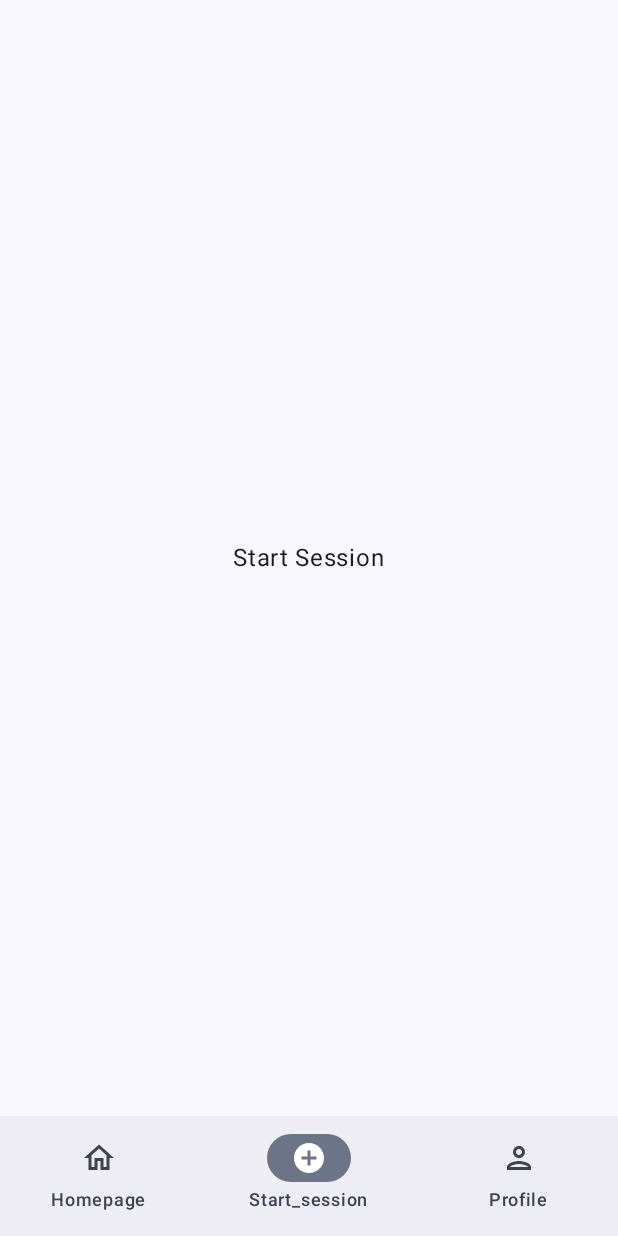
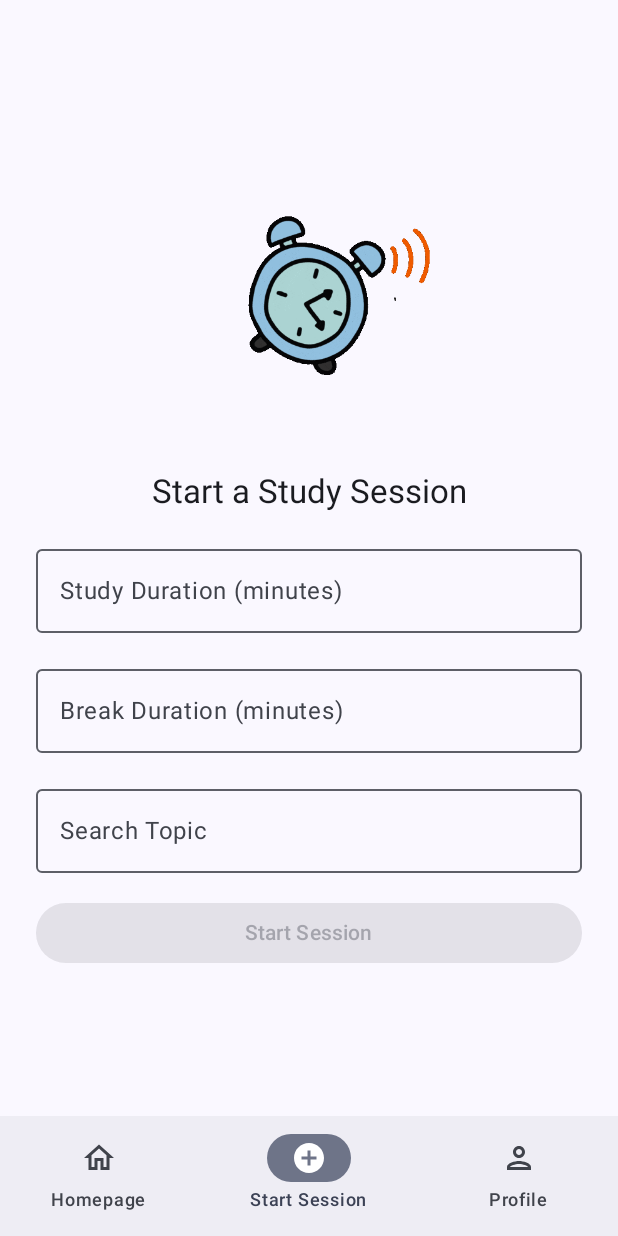
Before and after one commit to Nosver/FocusLit, an Android app built with Jetpack Compose: the StartSessionScreen screen opened through its navigation route, on a phone screen of 412 x 824 dp. Run offline under Robolectric (Android 15) with nearby library versions, the phone set to English and light mode, and no system bars; libraries missing offline, so code that uses them is left out: coil.decode; 1 statement that could not run was skipped.

Commit message:
session screen implemented

```diff
--- a/FocusLit-Android/app/build.gradle.kts
+++ b/FocusLit-Android/app/build.gradle.kts
@@ -58,4 +58,7 @@ dependencies {
     debugImplementation(libs.androidx.ui.tooling)
     debugImplementation(libs.androidx.ui.test.manifest)
     implementation(libs.androidx.navigation.compose)
+    implementation(libs.coil.compose)
+    implementation(libs.coil.gif)
+
 }
--- a/FocusLit-Android/app/src/main/java/com/focus/lit/ui/view/MainActivity.kt
+++ b/FocusLit-Android/app/src/main/java/com/focus/lit/ui/view/MainActivity.kt
@@ -23,7 +23,6 @@ import androidx.navigation.compose.rememberNavController
 import com.focus.lit.ui.navigation.NavigationBarSample
 import com.focus.lit.utils.FocusLitMobileTheme
 
-@OptIn(ExperimentalMaterial3Api::class)
 class MainActivity : ComponentActivity() {
     override fun onCreate(savedInstanceState: Bundle?) {
         super.onCreate(savedInstanceState)
@@ -55,7 +54,7 @@ class MainActivity : ComponentActivity() {
 
 sealed class Screen(val route: String) {
     object Homepage : Screen("homepage")
-    object StartSession : Screen("start_session")
+    object StartSession : Screen("start Session")
     object Profile : Screen("profile")
     object Login : Screen("login")
 }
--- a/FocusLit-Android/app/src/main/java/com/focus/lit/ui/view/SessionScreen.kt
+++ b/FocusLit-Android/app/src/main/java/com/focus/lit/ui/view/SessionScreen.kt
@@ -1,17 +1,146 @@
 package com.focus.lit.ui.view
 
+import androidx.compose.foundation.background
+import androidx.compose.foundation.border
+import androidx.compose.foundation.layout.Arrangement
 import androidx.compose.foundation.layout.Box
+import androidx.compose.foundation.layout.Column
 import androidx.compose.foundation.layout.fillMaxSize
+import androidx.compose.foundation.layout.fillMaxWidth
+import androidx.compose.foundation.layout.height
+import androidx.compose.foundation.layout.heightIn
+import androidx.compose.foundation.layout.padding
+import androidx.compose.foundation.lazy.LazyColumn
+import androidx.compose.foundation.lazy.items
+import androidx.compose.foundation.shape.RoundedCornerShape
+import androidx.compose.foundation.text.KeyboardOptions
+import androidx.compose.material3.Button
+import androidx.compose.material3.DropdownMenuItem
+import androidx.compose.material3.MaterialTheme
+import androidx.compose.material3.OutlinedTextField
 import androidx.compose.material3.Text
 import androidx.compose.runtime.Composable
+import androidx.compose.runtime.getValue
+import androidx.compose.runtime.mutableStateOf
+import androidx.compose.runtime.remember
+import androidx.compose.runtime.setValue
 import androidx.compose.ui.Alignment
 import androidx.compose.ui.Modifier
+import androidx.compose.ui.platform.LocalContext
+import androidx.compose.ui.text.input.KeyboardType
+import androidx.compose.ui.unit.dp
 import androidx.navigation.NavHostController
+import coil.ImageLoader
+import coil.compose.AsyncImage
+import coil.decode.GifDecoder
+import coil.request.ImageRequest
+import com.focus.lit.R
+import com.focus.lit.ui.components.GenericButton
 
 
 @Composable
 fun StartSessionScreen(navController: NavHostController) {
-    Box(modifier = Modifier.fillMaxSize(), contentAlignment = Alignment.Center) {
-        Text("Start Session")
+    val context = LocalContext.current
+    val imageLoader = ImageLoader.Builder(context)
+        .components {
+            add(GifDecoder.Factory())
+        }
+        .build()
+
+    var studyMinutes by remember { mutableStateOf("") }
+    var breakMinutes by remember { mutableStateOf("") }
+    var selectedTopic by remember { mutableStateOf("") }
+    var searchQuery by remember { mutableStateOf("") }
+    val allTopics = listOf("Mathematics", "Physics", "History", "Biology", "Computer Science", "English", "Chemistry", "Economics")
+    val filteredTopics = allTopics.filter {
+        it.contains(searchQuery, ignoreCase = true)
+    }
+
+    Column(
+        modifier = Modifier
+            .fillMaxSize()
+            .padding(24.dp),
+        verticalArrangement = Arrangement.spacedBy(16.dp, Alignment.CenterVertically),
+        horizontalAlignment = Alignment.CenterHorizontally
+    ) {
+        AsyncImage(
+            model = ImageRequest.Builder(context)
+                .data(R.drawable.giphy) // Use your GIF filename here without extension
+                .build(),
+            contentDescription = "Study Animation",
+            imageLoader = imageLoader,
+            modifier = Modifier
+                .fillMaxWidth()
+                .height(200.dp)
+        )
+
+        Text("Start a Study Session", style = MaterialTheme.typography.titleLarge)
+
+        OutlinedTextField(
+            value = studyMinutes,
+            onValueChange = { if (it.all(Char::isDigit)) studyMinutes = it },
+            label = { Text("Study Duration (minutes)") },
+            keyboardOptions = KeyboardOptions.Default.copy(keyboardType = KeyboardType.Number),
+            singleLine = true,
+            modifier = Modifier.fillMaxWidth()
+        )
+
+        OutlinedTextField(
+            value = breakMinutes,
+            onValueChange = { if (it.all(Char::isDigit)) breakMinutes = it },
+            label = { Text("Break Duration (minutes)") },
+            keyboardOptions = KeyboardOptions.Default.copy(keyboardType = KeyboardType.Number),
+            singleLine = true,
+            modifier = Modifier.fillMaxWidth()
+        )
+
+        OutlinedTextField(
+            value = searchQuery,
+            onValueChange = { searchQuery = it },
+            label = { Text("Search Topic") },
+            singleLine = true,
+            modifier = Modifier.fillMaxWidth()
+        )
+
+        DropdownMenuContent(filteredTopics, searchQuery) {
+            selectedTopic = it
+            searchQuery = it
+        }
+
+
+        Button(
+            onClick = {
+                // Navigate or start session logic here
+                // navController.navigate("studySession?study=$studyMinutes&break=$breakMinutes&topic=$selectedTopic")
+            },
+            enabled = studyMinutes.isNotEmpty() && breakMinutes.isNotEmpty() && selectedTopic.isNotEmpty(),
+            modifier = Modifier.fillMaxWidth()
+        ) {
+            Text("Start Session")
+        }
     }
 }
+
+@Composable
+fun DropdownMenuContent(
+    topics: List<String>,
+    query: String,
+    onSelect: (String) -> Unit
+) {
+    if (query.isNotEmpty()) {
+        LazyColumn(
+            modifier = Modifier
+                .fillMaxWidth()
+                .heightIn(max = 150.dp)
+                .background(MaterialTheme.colorScheme.surface, shape = RoundedCornerShape(8.dp))
+                .border(1.dp, MaterialTheme.colorScheme.outline, shape = RoundedCornerShape(8.dp))
+        ) {
+            items(topics) { topic ->
+                DropdownMenuItem(
+                    text = { Text(topic) },
+                    onClick = { onSelect(topic) }
+                )
+            }
+        }
+    }
+}
--- a/FocusLit-Android/gradle/libs.versions.toml
+++ b/FocusLit-Android/gradle/libs.versions.toml
@@ -1,5 +1,6 @@
 [versions]
 agp = "8.8.2"
+coilCompose = "2.5.0"
 kotlin = "2.0.0"
 coreKtx = "1.10.1"
 junit = "4.13.2"
@@ -15,6 +16,8 @@ composeFoundation = "1.6.8"
 [libraries]
 androidx-core-ktx = { group = "androidx.core", name = "core-ktx", version.ref = "coreKtx" }
 androidx-navigation-compose = { module = "androidx.navigation:navigation-compose", version.ref = "navigationCompose" }
+coil-compose = { module = "io.coil-kt:coil-compose", version.ref = "coilCompose" }
+coil-gif = { module = "io.coil-kt:coil-gif", version.ref = "coilCompose" }
 junit = { group = "junit", name = "junit", version.ref = "junit" }
 androidx-junit = { group = "androidx.test.ext", name = "junit", version.ref = "junitVersion" }
 androidx-espresso-core = { group = "androidx.test.espresso", name = "espresso-core", version.ref = "espressoCore" }
```
Also changed, not shown: FocusLit-Android/app/src/main/res/drawable/giphy.gif (added).
